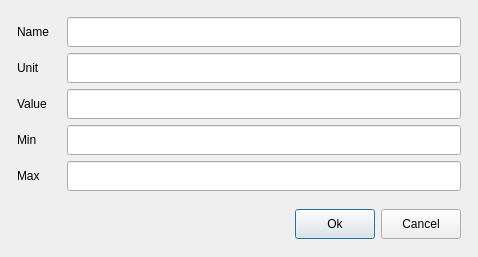
This is Code/PluginCustomizer/EditorIntValue.ui in DISOGitHub/FastCAE as Qt 5 draws it before an edit. The edited form follows.
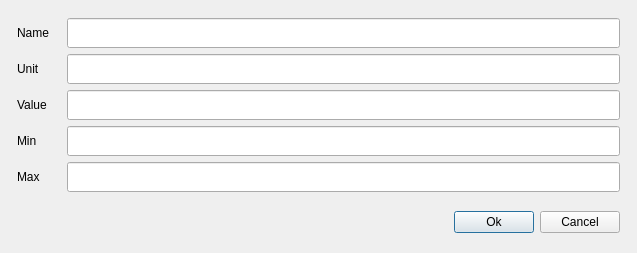
This is the edited form.

Patch:
```diff
--- a/Code/PluginCustomizer/EditorIntValue.ui
+++ b/Code/PluginCustomizer/EditorIntValue.ui
@@ -6,8 +6,8 @@
    <rect>
     <x>0</x>
     <y>0</y>
-    <width>478</width>
-    <height>257</height>
+    <width>637</width>
+    <height>253</height>
    </rect>
   </property>
   <property name="windowTitle">
@@ -171,7 +171,7 @@
      <item>
       <widget class="QPushButton" name="btnOk">
        <property name="sizePolicy">
-        <sizepolicy hsizetype="Minimum" vsizetype="Preferred">
+        <sizepolicy hsizetype="Minimum" vsizetype="Maximum">
          <horstretch>0</horstretch>
          <verstretch>0</verstretch>
         </sizepolicy>
@@ -179,7 +179,7 @@
        <property name="maximumSize">
         <size>
          <width>16777215</width>
-         <height>30</height>
+         <height>16777215</height>
         </size>
        </property>
        <property name="text">
@@ -198,7 +198,7 @@
        <property name="maximumSize">
         <size>
          <width>16777215</width>
-         <height>30</height>
+         <height>16777215</height>
         </size>
        </property>
        <property name="text">
```
